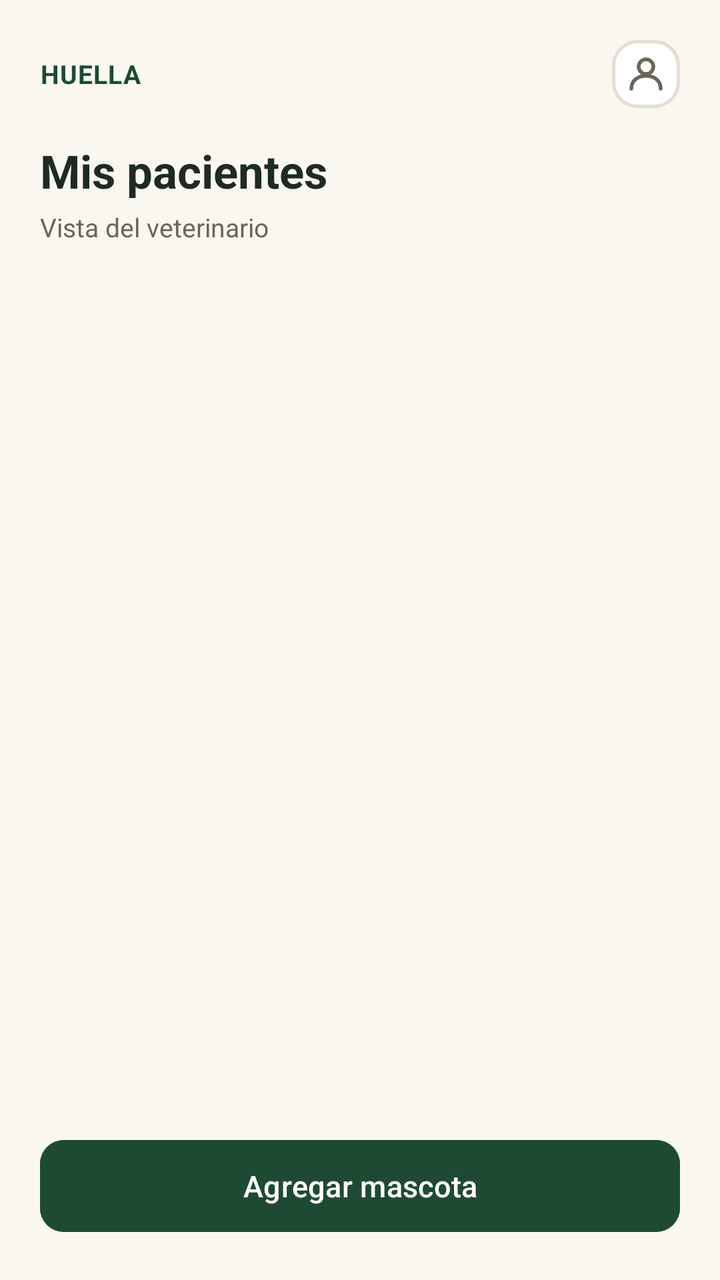
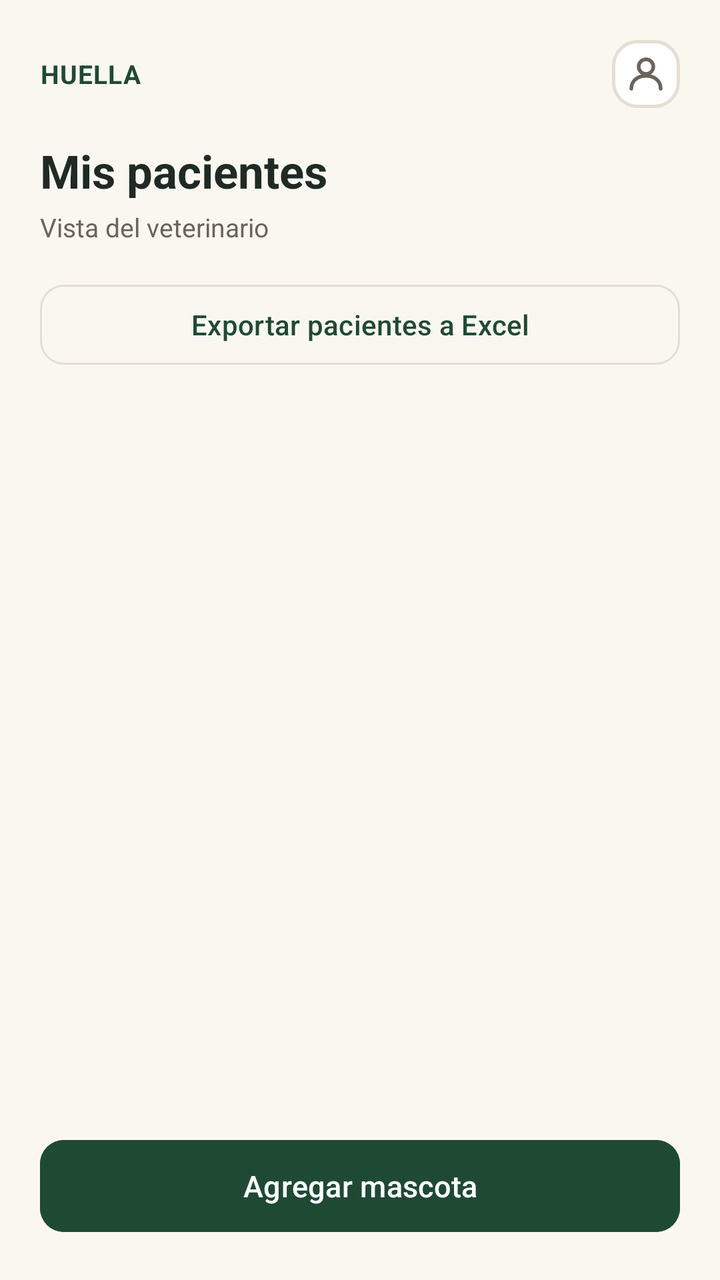

Two renders of the same Android screen: before a commit and after it. Below are the layout's source before the change and the commit's diff.
<!-- AndroidManifest.xml: application theme Theme.HUELLASEGURA -->
<!-- res/layout/activity_veterinario.xml -->
<?xml version="1.0" encoding="utf-8"?>
<LinearLayout xmlns:android="http://schemas.android.com/apk/res/android"
    xmlns:app="http://schemas.android.com/apk/res-auto"
    android:id="@+id/root"
    android:layout_width="match_parent"
    android:layout_height="match_parent"
    android:background="@color/surface_background"
    android:orientation="vertical">

    <LinearLayout
        android:layout_width="match_parent"
        android:layout_height="wrap_content"
        android:gravity="center_vertical"
        android:orientation="horizontal"
        android:paddingStart="20dp"
        android:paddingTop="20dp"
        android:paddingEnd="20dp">

        <TextView
            android:layout_width="0dp"
            android:layout_height="wrap_content"
            android:layout_weight="1"
            android:letterSpacing="0.03"
            android:text="@string/report_brand_wordmark"
            android:textColor="@color/brand_dark"
            android:textSize="13sp"
            android:textStyle="bold" />

        <ImageButton
            android:id="@+id/btnProfile"
            android:layout_width="34dp"
            android:layout_height="34dp"
            android:background="@drawable/bg_icon_button"
            android:contentDescription="@string/profile_button"
            android:padding="7dp"
            android:src="@drawable/ic_profile" />
    </LinearLayout>

    <ScrollView
        android:layout_width="match_parent"
        android:layout_height="0dp"
        android:layout_weight="1"
        android:fillViewport="true">

        <LinearLayout
            android:layout_width="match_parent"
            android:layout_height="wrap_content"
            android:orientation="vertical"
            android:paddingStart="20dp"
            android:paddingTop="16dp"
            android:paddingEnd="20dp"
            android:paddingBottom="16dp">

            <TextView
                android:layout_width="wrap_content"
                android:layout_height="wrap_content"
                android:text="@string/vet_title"
                android:textColor="@color/text_primary"
                android:textSize="23sp"
                android:textStyle="bold" />

            <TextView
                android:layout_width="wrap_content"
                android:layout_height="wrap_content"
                android:layout_marginTop="4dp"
                android:layout_marginBottom="16dp"
                android:text="@string/vet_subtitle"
                android:textColor="@color/text_secondary"
                android:textSize="13sp" />

            <TextView
                android:id="@+id/tvPendingBanner"
                android:layout_width="match_parent"
                android:layout_height="wrap_content"
                android:layout_marginBottom="16dp"
                android:background="@drawable/bg_offline_notice"
                android:lineSpacingMultiplier="1.3"
                android:padding="14dp"
                android:text="@string/vet_pending_banner"
                android:textColor="@color/offline_notice_text"
                android:textSize="13sp"
                android:visibility="gone" />

            <include
                android:id="@+id/speciesFilter"
                layout="@layout/view_species_filter"
                android:layout_width="match_parent"
                android:layout_height="wrap_content"
                android:layout_marginBottom="12dp" />

            <LinearLayout
                android:id="@+id/petsContainer"
                android:layout_width="match_parent"
                android:layout_height="wrap_content"
                android:orientation="vertical" />
        </LinearLayout>
    </ScrollView>

    <LinearLayout
        android:layout_width="match_parent"
        android:layout_height="wrap_content"
        android:padding="20dp">

        <com.google.android.material.button.MaterialButton
            android:id="@+id/btnAddPet"
            android:layout_width="match_parent"
            android:layout_height="54dp"
            android:backgroundTint="@color/brand_dark"
            android:text="@string/pets_btn_add"
            android:textAllCaps="false"
            android:textColor="@android:color/white"
            android:textSize="15sp"
            app:cornerRadius="12dp" />
    </LinearLayout>
</LinearLayout>
<!-- res/layout/view_species_filter.xml (included above) -->
<?xml version="1.0" encoding="utf-8"?>
<HorizontalScrollView xmlns:android="http://schemas.android.com/apk/res/android"
    xmlns:app="http://schemas.android.com/apk/res-auto"
    android:layout_width="match_parent"
    android:layout_height="wrap_content"
    android:clipToPadding="false"
    android:scrollbars="none">

    <com.google.android.material.chip.ChipGroup
        android:id="@+id/chipGroupSpecies"
        android:layout_width="wrap_content"
        android:layout_height="wrap_content"
        app:selectionRequired="true"
        app:singleLine="true"
        app:singleSelection="true" />
</HorizontalScrollView>
<!-- resources referenced by this layout -->
<resources>
  <color name="brand_dark">@color/splash_background</color>
  <color name="offline_notice_text">#7A5E19</color>
  <color name="surface_background">@color/splash_text_primary</color>
  <color name="text_primary">#1F2A24</color>
  <color name="text_secondary">#6B6459</color>
  <!-- drawable bg_icon_button (drawable) -->
  <?xml version="1.0" encoding="utf-8"?>
  <shape xmlns:android="http://schemas.android.com/apk/res/android"
      android:shape="rectangle">
      <solid android:color="@android:color/white" />
      <corners android:radius="12dp" />
      <stroke
          android:width="1.5dp"
          android:color="@color/field_border" />
  </shape>
  <!-- drawable bg_offline_notice (drawable) -->
  <?xml version="1.0" encoding="utf-8"?>
  <shape xmlns:android="http://schemas.android.com/apk/res/android"
      android:shape="rectangle">
      <solid android:color="@color/offline_notice_bg" />
      <corners android:radius="12dp" />
  </shape>
  <!-- drawable ic_profile (drawable) -->
  <?xml version="1.0" encoding="utf-8"?>
  <vector xmlns:android="http://schemas.android.com/apk/res/android"
      android:width="22dp"
      android:height="22dp"
      android:viewportWidth="24"
      android:viewportHeight="24">
      <path
          android:pathData="M8,8 A4,4 0 1 0 16,8 A4,4 0 1 0 8,8 Z"
          android:strokeColor="@color/text_secondary"
          android:strokeWidth="2"
          android:fillColor="#00000000" />
      <path
          android:pathData="M4,20 C4,15.5 7.6,13 12,13 C16.4,13 20,15.5 20,20"
          android:strokeColor="@color/text_secondary"
          android:strokeWidth="2"
          android:strokeLineCap="round"
          android:fillColor="#00000000" />
  </vector>
  <string name="pets_btn_add">Agregar mascota</string>
  <string name="profile_button">Perfil</string>
  <string name="report_brand_wordmark">HUELLA</string>
  <string name="vet_pending_banner">Tu solicitud para ser veterinario está pendiente de aceptación por la comunidad.</string>
  <string name="vet_subtitle">Vista del veterinario</string>
  <string name="vet_title">Mis pacientes</string>
  <style name="Theme.HUELLASEGURA" parent="Base.Theme.HUELLASEGURA" />
  <color name="splash_background">#1E4A33</color>
  <color name="splash_text_primary">#FAF7F1</color>
  <color name="field_border">#E4DFD3</color>
  <color name="offline_notice_bg">#F3ECD9</color>
  <style name="Base.Theme.HUELLASEGURA" parent="Theme.Material3.DayNight.NoActionBar">
          
          <item name="colorPrimary">@color/accent_green</item>
          <item name="colorOnPrimary">@color/surface_background</item>
          <item name="colorSecondary">@color/brand_dark</item>
          <item name="colorSecondaryContainer">@color/accent_green</item>
          <item name="colorOnSecondaryContainer">@color/surface_background</item>
          <item name="android:windowBackground">@color/surface_background</item>
      </style>
  <color name="accent_green">@color/splash_icon_background</color>
  <color name="splash_icon_background">#2F7A4E</color>
</resources>

<!-- the commit's change to res/layout/activity_veterinario.xml (unified diff, before → after) -->
@@ -81,6 +81,19 @@
                 android:textSize="13sp"
                 android:visibility="gone" />
 
+            <com.google.android.material.button.MaterialButton
+                android:id="@+id/btnExport"
+                style="@style/Widget.Material3.Button.OutlinedButton"
+                android:layout_width="match_parent"
+                android:layout_height="48dp"
+                android:layout_marginBottom="12dp"
+                android:text="@string/export_btn_pets"
+                android:textAllCaps="false"
+                android:textColor="@color/brand_dark"
+                android:textSize="14sp"
+                app:cornerRadius="12dp"
+                app:strokeColor="@color/field_border" />
+
             <include
                 android:id="@+id/speciesFilter"
                 layout="@layout/view_species_filter"
<!-- resource entries referenced after the edit -->
@@ -41,6 +41,7 @@
           android:strokeLineCap="round"
           android:fillColor="#00000000" />
   </vector>
+  <string name="export_btn_pets">Exportar pacientes a Excel</string>
   <string name="pets_btn_add">Agregar mascota</string>
   <string name="profile_button">Perfil</string>
   <string name="report_brand_wordmark">HUELLA</string>
